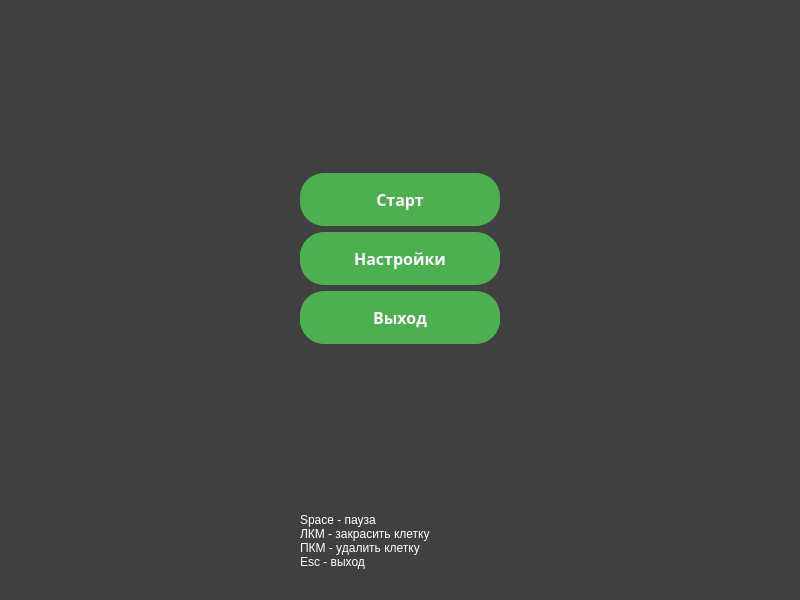
Before: the Qt Designer form mydesign.ui in Dima977/Game-of-Life, drawn with Qt 5.
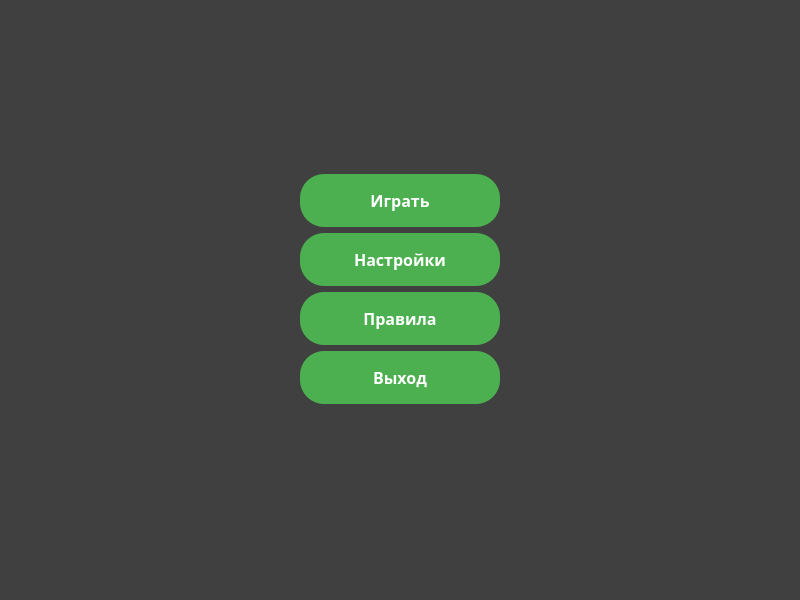
After: the same form once the commit is applied.

What changed in the file:
```diff
--- a/mydesign.ui
+++ b/mydesign.ui
@@ -101,7 +101,7 @@
 }</string>
         </property>
         <property name="text">
-         <string>Старт</string>
+         <string>Играть</string>
         </property>
         <property name="checkable">
          <bool>false</bool>
@@ -176,6 +176,44 @@
         </property>
        </widget>
       </item>
+      <item>
+       <widget class="QPushButton" name="btn_info">
+        <property name="font">
+         <font>
+          <family>Arial Black</family>
+          <pointsize>-1</pointsize>
+          <weight>75</weight>
+          <bold>true</bold>
+          <underline>false</underline>
+          <strikeout>false</strikeout>
+         </font>
+        </property>
+        <property name="styleSheet">
+         <string notr="true">QPushButton{
+background-color: #4CAF50; /* Green */
+    border: none;
+    color: white;
+    padding: 15px 32px;
+    text-align: center;
+    text-decoration: none;
+    display: inline-block;
+    font-size: 16px;
+    border-radius: 24px;
+}
+QPushButton:hover{
+color: white;
+background-color:#5fb962;
+}
+
+QPushButton:pressed{
+color:#2f6a31;
+}</string>
+        </property>
+        <property name="text">
+         <string>Правила</string>
+        </property>
+       </widget>
+      </item>
       <item>
        <widget class="QPushButton" name="btn_exit">
         <property name="font">
@@ -242,12 +280,18 @@
       </property>
      </spacer>
     </item>
-    <item row="4" column="1">
-     <widget class="QLabel" name="label">
-      <property name="text">
-       <string>&lt;html&gt;&lt;head/&gt;&lt;body&gt;&lt;p&gt;&lt;span style=&quot; font-family:'JetBrains Mono','monospace'; color:#ffffff;&quot;&gt;Space - пауза&lt;br/&gt;ЛКМ - закрасить клетку&lt;br/&gt;ПКМ - удалить клетку&lt;br/&gt;Esc - выход&lt;/span&gt;&lt;/p&gt;&lt;/body&gt;&lt;/html&gt;</string>
+    <item row="1" column="0">
+     <spacer name="horizontalSpacer">
+      <property name="orientation">
+       <enum>Qt::Horizontal</enum>
       </property>
-     </widget>
+      <property name="sizeHint" stdset="0">
+       <size>
+        <width>40</width>
+        <height>20</height>
+       </size>
+      </property>
+     </spacer>
     </item>
    </layout>
   </widget>
```
Left out of the diff: 41 changed lines with no effect on the pictures.
